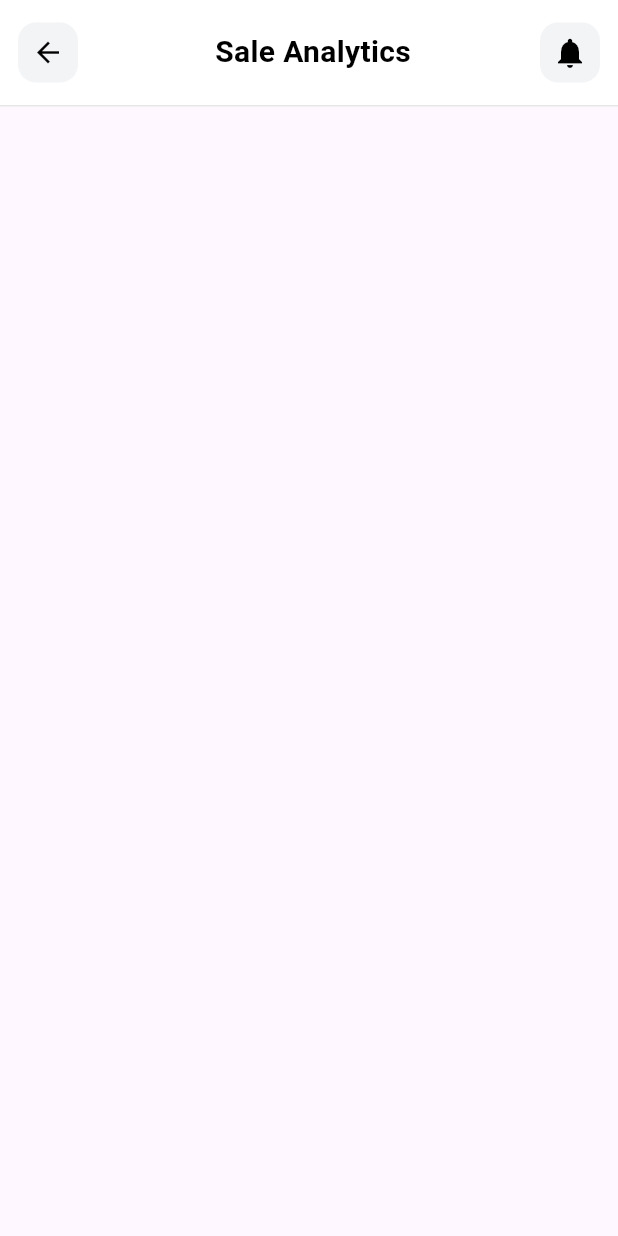
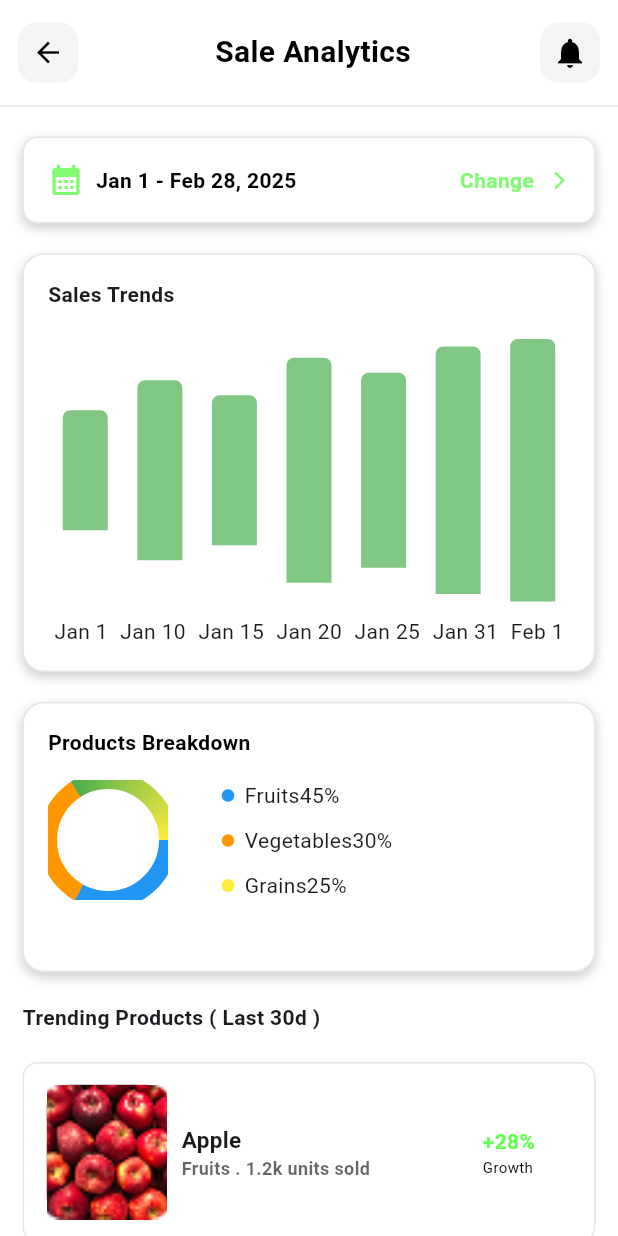
Before and after one commit to MufyDhaBeee/farmer_admin, a Flutter app: the Analytics screen opened directly, on a phone screen of 412 x 824 dp. Run offline on Flutter 3.47's test engine with Material 3 defaults, Android fonts, the phone set to English and light mode, and no system bars.

Commit message:
analytic page

```diff
--- a/lib/ui/pages/Analytics/analytics.dart
+++ b/lib/ui/pages/Analytics/analytics.dart
@@ -1,3 +1,4 @@
+import 'package:farmer_admin/ui/pages/Analytics/analytics_more.dart';
 import 'package:farmer_admin/ui/pages/common_widget/common_widget.dart';
 import 'package:flutter/material.dart';
 
@@ -12,10 +13,32 @@ class _AnalyticsState extends State<Analytics> {
   @override
   Widget build(BuildContext context) {
     return  Scaffold(
-      body: Column(
-        children: [
-          CommonAppBar(title: ' Sale Analytics',),
-        ],
+      backgroundColor: Color.fromRGBO(255, 255, 255, 1),
+      body: SingleChildScrollView(
+        child: Column(
+          crossAxisAlignment: CrossAxisAlignment.start,
+          children: [
+            CommonAppBar(title: ' Sale Analytics',),
+            SizedBox(height: 20,),
+            CalenderTable(),
+            SizedBox(height: 20,),
+            StaticBar(),
+            SizedBox(height: 20,),
+            ProductBreakDown(),
+            SizedBox(height: 20,),
+            Padding(
+              padding: const EdgeInsets.only(left: 15),
+              child: Text('Trending Products ( Last 30d )', style: TextStyle(
+                fontWeight: FontWeight.w700,
+                fontSize: 14,
+              ),),
+            ),
+            SizedBox(height: 20,),
+            TrendingProductTile(),
+
+
+          ],
+        ),
       ),
 
 
--- /dev/null
+++ b/lib/ui/pages/Analytics/analytics_more.dart
@@ -0,0 +1,332 @@
+import 'package:flutter/material.dart';
+///-----------------------date range calender------------------------------------------>>
+Widget CalenderTable(){
+  return Padding(
+    padding: const EdgeInsets.only(left: 15, right: 15),
+    child: Container(
+      padding: const EdgeInsets.all(16),
+      decoration: BoxDecoration(
+        color: Color.fromRGBO(255, 255, 255, 1),
+        borderRadius: BorderRadius.circular(10),
+        border: Border.all(
+          color: Color.fromRGBO(0, 0, 0, 0.1),
+        ),
+        boxShadow: [
+          BoxShadow(
+            color: Color.fromRGBO(0, 0, 0, 0.5).withOpacity(0.2),
+            blurRadius: 6,
+            offset: Offset(0, 3),
+          ),
+        ],
+
+      ),
+      child: Row(
+        mainAxisAlignment: MainAxisAlignment.spaceBetween,
+        children: [
+          Row(
+            children: const [
+              Icon(Icons.calendar_month, color: Color.fromRGBO(128, 251, 114, 1)),
+              SizedBox(width: 8),
+              Text("Jan 1 - Feb 28, 2025", style: TextStyle(
+                fontWeight: FontWeight.w600,fontSize: 14, color: Color.fromRGBO(0, 0, 0, 1),
+              ),),
+            ],
+          ),
+          Row(
+            children: const [
+              Text("Change", style: TextStyle(color: Color.fromRGBO(128, 251, 114, 1), fontWeight: FontWeight.w600)),
+              SizedBox(width: 10,),
+              Icon(Icons.arrow_forward_ios, size: 14, color: Color.fromRGBO(128, 251, 114, 1)),
+            ],
+          )
+        ],
+      ),
+    ),
+  );
+}
+// 📊 SALES TRENDS (STATIC BAR CHART DESIGN)
+Widget StaticBar() {
+  return Padding(
+    padding: const EdgeInsets.only(left: 15, right: 15),
+    child: Container(
+      padding: const EdgeInsets.all(16),
+      decoration: BoxDecoration(
+        color: Colors.white,
+        borderRadius: BorderRadius.circular(14),
+        border: Border.all(
+          color: Color.fromRGBO(0, 0, 0, 0.1),
+        ),
+        boxShadow: [
+          BoxShadow(
+            color: Color.fromRGBO(0, 0, 0, 0.5).withOpacity(0.2),
+            blurRadius: 6,
+            offset: Offset(0, 3),
+          ),
+        ],
+      ),
+      child: Column(
+        crossAxisAlignment: CrossAxisAlignment.start,
+        children: [
+        const Text(
+        "Sales Trends",
+        style: TextStyle(fontWeight: FontWeight.w700, fontSize: 14,),
+      ),
+      const SizedBox(height: 20),
+          // Fake bars
+          Row(
+            mainAxisAlignment: MainAxisAlignment.spaceAround,
+            children: [
+              bar(height: 80),
+              bar(height: 120),
+              bar(height: 100),
+              bar(height: 150),
+              bar(height: 130),
+              bar(height: 165),
+              bar(height: 175),
+            ],
+          ),
+
+          const SizedBox(height: 10),
+
+          Row(
+            mainAxisAlignment: MainAxisAlignment.spaceAround,
+            children: const [
+              Text("Jan 1"),
+              Text("Jan 10"),
+              Text("Jan 15"),
+              Text("Jan 20"),
+              Text("Jan 25"),
+              Text("Jan 31"),
+              Text("Feb 1"),
+            ],
+          ),
+        ],
+      )),
+  );
+
+}
+// Reusable BAR WIDGET
+Widget bar({required double height}) {
+  return Container(
+    width: 30,
+    height: height,
+    decoration: BoxDecoration(
+      color: Colors.green.shade300,
+      borderRadius: BorderRadius.only(
+        topLeft: Radius.circular(5),topRight: Radius.circular(5),
+      )
+    ),
+  );
+}
+///---------------->Product BreakDown<------------------------------------------------------>>>
+Widget ProductBreakDown(){
+  return
+    Padding(
+      padding: const EdgeInsets.only(left: 15, right: 15),
+      child: Container(
+        height: 180,
+        padding: const EdgeInsets.all(16),
+        decoration: BoxDecoration(
+          color: Colors.white,
+          borderRadius: BorderRadius.circular(14),
+          border: Border.all(
+            color: Color.fromRGBO(0, 0, 0, 0.1),
+          ),
+          boxShadow: [
+            BoxShadow(
+              color: Color.fromRGBO(0, 0, 0, 0.5).withOpacity(0.2),
+              blurRadius: 6,
+              offset: Offset(0, 3),
+            ),
+          ],
+        ),
+        child: Column(
+          crossAxisAlignment: CrossAxisAlignment.start,
+          children: [
+            const Text(
+              "Products Breakdown",
+              style: TextStyle(fontWeight: FontWeight.w700, fontSize: 14, color: Color.fromRGBO(0, 0, 0, 1)),
+            ),
+            const SizedBox(height: 15),
+
+            Row(
+              children: [
+                SizedBox(
+                  height: 80,
+                  width: 80,
+                  child: ThreeColorCircularIndicator(),
+                ),
+                const SizedBox(width: 35),
+
+                Column(
+                  crossAxisAlignment: CrossAxisAlignment.start,
+                  children: const [
+                    Row(
+                      mainAxisAlignment: MainAxisAlignment.spaceBetween,
+                      children: [
+                        Icon(Icons.circle, size: 10, color: Colors.blue),
+                        SizedBox(width: 6),
+                        Text("Fruits"),
+                        Text("45%"),
+                      ],
+                    ),
+                    SizedBox(height: 10),
+                    Row(
+                      children: [
+                        Icon(Icons.circle, size: 10, color: Colors.orange),
+                        SizedBox(width: 6),
+                        Text("Vegetables"),
+                        Text("30%"),
+                      ],
+                    ),
+                    SizedBox(height: 10),
+                    Row(
+                      children: [
+                        Icon(Icons.circle, size: 10, color: Colors.yellow),
+                        SizedBox(width: 6),
+                        Text("Grains"),
+                        Text("25%"),
+                      ],
+                    ),
+                  ],
+                )
+              ],
+            )
+          ],
+        ),
+      ),
+    );
+}
+
+
+class ThreeColorCircularIndicator extends StatelessWidget {
+  const ThreeColorCircularIndicator({super.key});
+
+  @override
+  Widget build(BuildContext context) {
+    return Center(
+      child: ShaderMask(
+        shaderCallback: (circle) {
+          return const SweepGradient(
+            startAngle: 0,
+            endAngle: 3.14 * 2,
+            stops: [
+              0.0,
+              0.33, // end of color 1
+              0.33,
+              0.66, // end of color 2
+              0.66,
+              1.0,  // end of color 3
+            ],
+            colors: [
+              Colors.blue, Colors.blue,    // segment 1
+              Colors.orange, Colors.orange, // segment 2
+              Colors.green, Colors.yellow,   // segment 3
+            ],
+          ).createShader(circle);
+        },
+        child: const SizedBox(
+          height: 120,
+          width: 120,
+          child: CircularProgressIndicator(
+            strokeWidth: 12,
+            value: 1, // FULL circle, but we apply 3 colors via gradient
+            valueColor: AlwaysStoppedAnimation<Color>(Colors.white),
+            backgroundColor: Colors.transparent,
+          ),
+        ),
+      ),
+    );
+  }
+}
+
+class TrendingProductTile extends StatefulWidget {
+  const TrendingProductTile({super.key});
+
+  @override
+  State<TrendingProductTile> createState() => _TrendingProductTileState();
+}
+
+class _TrendingProductTileState extends State<TrendingProductTile> {
+  @override
+  Widget build(BuildContext context) {
+    return  Column(
+      children: [
+        Padding(
+          padding: const EdgeInsets.only(left: 15, right: 15),
+          child: SizedBox(
+            height: 400,
+            child: ListView.separated(
+              separatorBuilder: (context,index)=>SizedBox(height: 10  ,),
+              itemCount: 10,
+              itemBuilder: (context, index) {
+               return
+                Container(
+                  height: 120,
+                  decoration: BoxDecoration(
+                    color: Color.fromRGBO(255, 255, 255, 1),
+                    border: Border.all(
+                      color: Color.fromRGBO(0, 0, 0, 0.1),
+                    ),
+                    borderRadius: BorderRadius.circular(10),
+                  ),
+                  child: Row(
+                    mainAxisAlignment: MainAxisAlignment.start,
+                    children: [
+                      SizedBox(width: 15,),
+                      Container(
+                        height: 90,
+                        width: 80,
+                        decoration: BoxDecoration(
+                            color: Colors.grey,
+                            borderRadius: BorderRadius.circular(15)
+                        ),
+                        child: Image.asset(
+                          'assets/images/apple.png', fit: BoxFit.cover,),
+                      ),
+                      SizedBox(width: 10,),
+                      Column(
+                        crossAxisAlignment: CrossAxisAlignment.start,
+                        mainAxisAlignment: MainAxisAlignment.center,
+                        children: [
+                          Text('Apple', style: TextStyle(
+                            fontWeight: FontWeight.w600,
+                            fontSize: 15,
+                          ),),
+                          Text('Fruits . 1.2k units sold', style: TextStyle(
+                            fontSize: 12,
+                            fontWeight: FontWeight.w600,
+                            color: Color.fromRGBO(0, 0, 0, 0.6),
+                          ),),
+                        ],
+                      ),
+                      SizedBox(width: 75,),
+                      Column(
+                        mainAxisAlignment: MainAxisAlignment.center,
+                        crossAxisAlignment: CrossAxisAlignment.start,
+                        children: [
+                          Text('+28%', style: TextStyle(
+                            fontSize: 14,
+                            fontWeight: FontWeight.w700,
+                            color: Color.fromRGBO(101, 255, 84, 1),
+                          ),),
+                          Text('Growth', style: TextStyle(
+                            fontSize: 10,
+                            fontWeight: FontWeight.w400,
+                            color: Color.fromRGBO(0, 0, 0, 1),
+                          ),),
+                        ],
+                      )
+                    ],
+                  ),
+
+                );
+              }
+            ),
+          ),
+        ),
+        SizedBox(height: 10,),
+      ],
+    );
+  }
+}
--- a/lib/ui/pages/common_widget/common_widget.dart
+++ b/lib/ui/pages/common_widget/common_widget.dart
@@ -1,3 +1,4 @@
+import 'package:farmer_admin/ui/pages/bott_nav/bott_nav.dart';
 import 'package:flutter/material.dart';
 
 
@@ -32,7 +33,14 @@ class CommonAppBar extends StatelessWidget implements PreferredSizeWidget {
                     ? Padding(
                   padding: const EdgeInsets.only(left: 12),
                   child: GestureDetector(
-                    onTap: () => Navigator.pop(context),
+                    onTap: () {
+                      Navigator.push(
+                        context,
+                        MaterialPageRoute(
+                          builder: (context) => BottomScreen(),
+                        ),
+                      );
+                    },
                     child: Container(
                       height: 40,
                       width: 40,
--- a/pubspec.yaml
+++ b/pubspec.yaml
@@ -34,6 +34,7 @@ dependencies:
   # The following adds the Cupertino Icons font to your application.
   # Use with the CupertinoIcons class for iOS style icons.
   cupertino_icons: ^1.0.8
+  fl_chart: ^1.2.0
 
 dev_dependencies:
   flutter_test:
```
Also changed, not shown: assets/images/apple.png (added), pubspec.lock.
